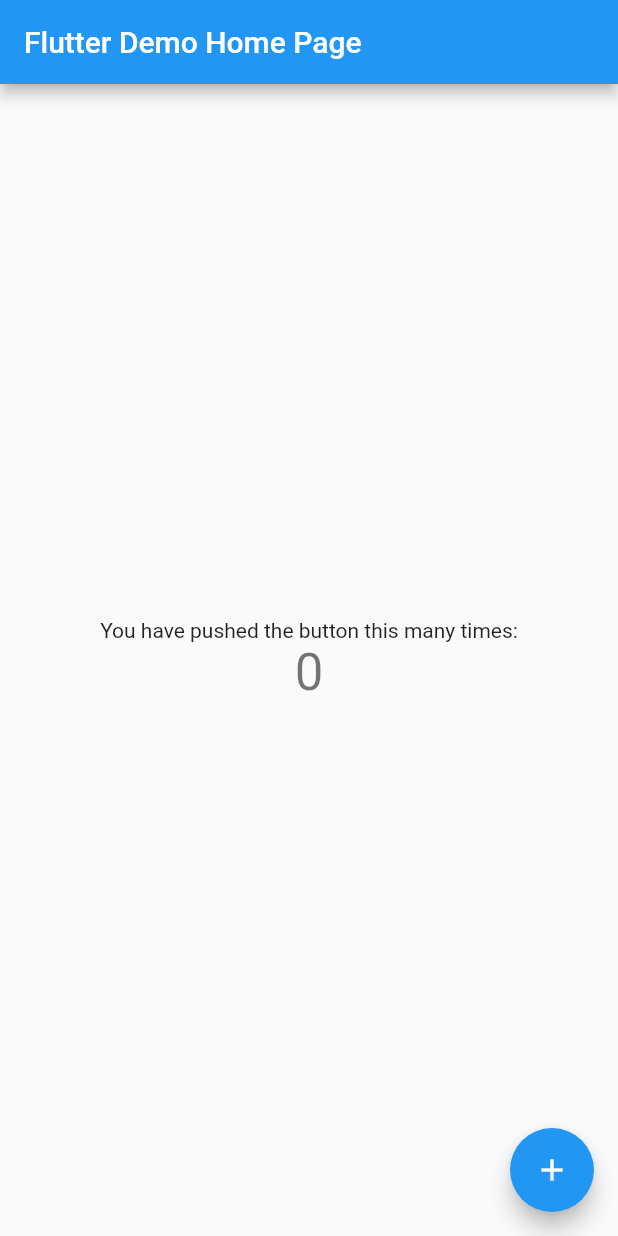
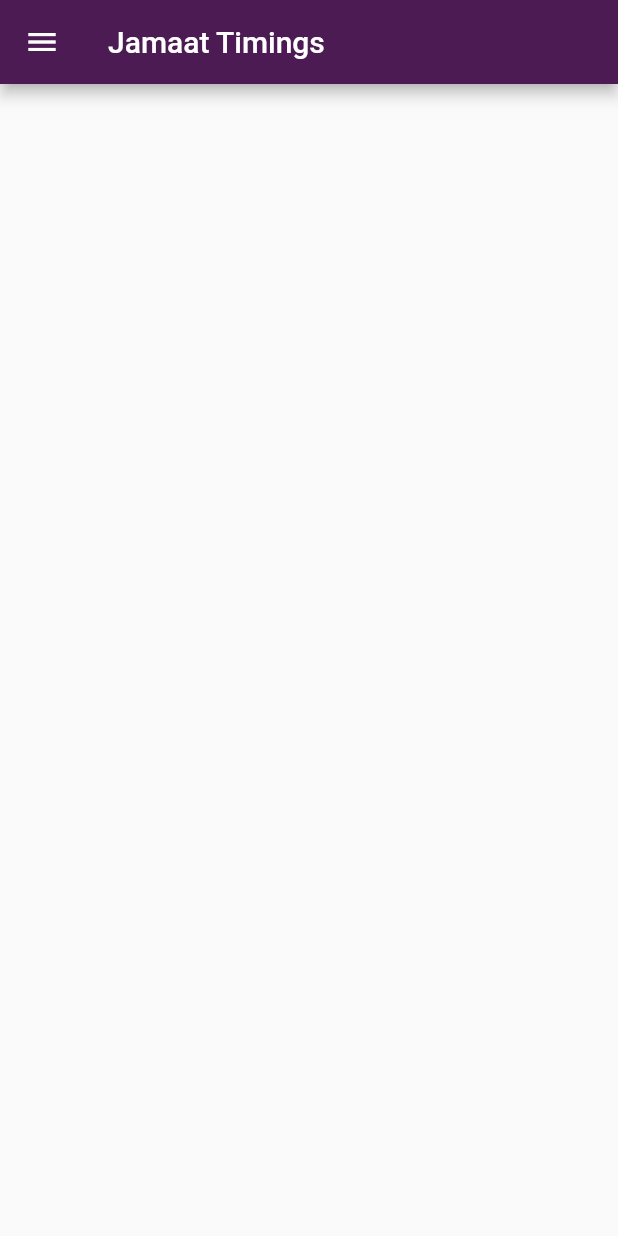
Before and after one commit to tahaali54/jamaat_timings, a Flutter app: the screen it shows after launch, on a phone screen of 412 x 824 dp. Run offline on Flutter 3.47's test engine with Material 2 defaults, Android fonts, the phone set to English and light mode, and no system bars; our stand-ins replace cloud_firestore, shared_preferences; accounts and stored records are empty.

Commit message:
design home page with cards and integrate firebase

```diff
--- /dev/null
+++ b/lib/home_page.dart
@@ -0,0 +1,131 @@
+import 'dart:async';
+
+import 'package:flutter/material.dart';
+import 'package:jamaat_timings/controls.dart';
+import 'package:jamaat_timings/global.dart';
+import 'package:jamaat_timings/models.dart';
+import 'package:shared_preferences/shared_preferences.dart';
+import 'package:cloud_firestore/cloud_firestore.dart';
+
+class HomePage extends StatefulWidget {
+  @override
+  HomePageState createState() {
+    return new HomePageState();
+  }
+}
+
+class HomePageState extends State<HomePage> {
+  bool _isLoading = false;
+  SharedPreferences prefs;
+  bool _isSynced;
+
+  Future<Null> getSharedPrefs() async {
+    prefs = await SharedPreferences.getInstance();
+    _isSynced = prefs.get('isSynced' ?? false);
+  }
+
+  @override
+  void initState() {
+    super.initState();
+    _isSynced = false;
+    //getSharedPrefs();
+  }
+
+  @override
+  Widget build(BuildContext context) {
+    return new Scaffold(
+      appBar: new AppBar(title: new Text("Jamaat Timings")),
+      body: new Container(
+        child: StreamBuilder(
+            stream: Firestore.instance.collection('mosques').snapshots(),
+            builder: (context, snapshot) {
+              List<MosqueDetail> mosqueDetails = <MosqueDetail>[];
+              if (!snapshot.hasData) return const Text('Loading...');
+              else {
+                for (int i = 0; i < snapshot.data.documents.length; i++) {
+                  DocumentSnapshot document = snapshot.data.documents[i];
+                  mosqueDetails.add(MosqueDetail(
+                      name: document['name'],
+                      briefAddr: document['briefAddr'],
+                      imageUrl: document['image'],
+                      addressLine1: document['addressLine1'],
+                      addressLine2: document['addressLine2']));
+                }
+                //prefs.setBool('isSynced', true);
+                return new ListView(
+                  itemExtent: MosquesListItem.height,
+                  padding:
+                      const EdgeInsets.only(top: 8.0, left: 8.0, right: 8.0),
+                  children: mosqueDetails.map((MosqueDetail detail) {
+                    return new Container(
+                      margin: const EdgeInsets.only(bottom: 8.0),
+                      child: new MosquesListItem(
+                        mosqueDetail: detail,
+                      ),
+                    );
+                  }).toList());
+              }
+
+            }),
+      ),
+      drawer: Drawer(
+        child: ListView(
+          padding: EdgeInsets.zero,
+          children: <Widget>[
+            DrawerHeader(
+              child: null,
+              decoration: BoxDecoration(
+                image: new DecorationImage(
+                  image: new AssetImage("assets/img_background.jpg"),
+                  fit: BoxFit.cover,
+                ),
+              ),
+            ),
+            ListTile(
+              leading: new Icon(Icons.sync),
+              title: Text('Sync'),
+              trailing: SizedBox(
+                  height: 18.0,
+                  width: 18.0,
+                  child: _isLoading
+                      ? const CircularProgressIndicator()
+                      : new Container()),
+              onTap: () {
+                setState(() {
+                  _isLoading ? _isLoading = false : _isLoading = true;
+                });
+                //Navigator.pop(context);
+              },
+            ),
+            ListTile(
+              leading: new Icon(Icons.map),
+              title: Text('Locator'),
+              onTap: () {
+                Navigator.pop(context);
+              },
+            ),
+            ListTile(
+              leading: new Icon(Icons.supervised_user_circle),
+              title: Text('Administrator Access'),
+              onTap: () {
+                Navigator.pop(context);
+              },
+            ),
+            Divider(),
+            ListTile(
+              leading: new Icon(Icons.info),
+              title: Text('About'),
+              onTap: () {
+                Navigator.pop(context);
+              },
+            ),
+          ],
+        ),
+      ),
+    );
+  }
+
+  _fetchPreferences() async {
+    prefs = await SharedPreferences.getInstance();
+  }
+}
--- a/lib/main.dart
+++ b/lib/main.dart
@@ -1,109 +1,26 @@
 import 'package:flutter/material.dart';
+import 'package:jamaat_timings/home_page.dart';
 
-void main() => runApp(new MyApp());
+void main() {
+  runApp(new JamaatTimings());
+}
 
-class MyApp extends StatelessWidget {
-  // This widget is the root of your application.
+class JamaatTimings extends StatelessWidget {
+  Color _primaryColor = Color.fromARGB(255, 76, 27, 83);
+  Color _accentColor = Color.fromARGB(255, 227, 171, 120);
+
   @override
   Widget build(BuildContext context) {
     return new MaterialApp(
-      title: 'Flutter Demo',
+      title: "Jamaat Timings",
+      home: new HomePage(),
+      routes: {
+        //Routes.qr: (context) => new QrScanPage(),
+      },
       theme: new ThemeData(
-        // This is the theme of your application.
-        //
-        // Try running your application with "flutter run". You'll see the
-        // application has a blue toolbar. Then, without quitting the app, try
-        // changing the primarySwatch below to Colors.green and then invoke
-        // "hot reload" (press "r" in the console where you ran "flutter run",
-        // or press Run > Flutter Hot Reload in IntelliJ). Notice that the
-        // counter didn't reset back to zero; the application is not restarted.
-        primarySwatch: Colors.blue,
-      ),
-      home: new MyHomePage(title: 'Flutter Demo Home Page'),
+          primaryColor: _primaryColor,
+          accentColor: _accentColor,
+          buttonColor: _accentColor),
     );
   }
 }
-
-class MyHomePage extends StatefulWidget {
-  MyHomePage({Key key, this.title}) : super(key: key);
-
-  // This widget is the home page of your application. It is stateful, meaning
-  // that it has a State object (defined below) that contains fields that affect
-  // how it looks.
-
-  // This class is the configuration for the state. It holds the values (in this
-  // case the title) provided by the parent (in this case the App widget) and
-  // used by the build method of the State. Fields in a Widget subclass are
-  // always marked "final".
-
-  final String title;
-
-  @override
-  _MyHomePageState createState() => new _MyHomePageState();
-}
-
-class _MyHomePageState extends State<MyHomePage> {
-  int _counter = 0;
-
-  void _incrementCounter() {
-    setState(() {
-      // This call to setState tells the Flutter framework that something has
-      // changed in this State, which causes it to rerun the build method below
-      // so that the display can reflect the updated values. If we changed
-      // _counter without calling setState(), then the build method would not be
-      // called again, and so nothing would appear to happen.
-      _counter++;
-    });
-  }
-
-  @override
-  Widget build(BuildContext context) {
-    // This method is rerun every time setState is called, for instance as done
-    // by the _incrementCounter method above.
-    //
-    // The Flutter framework has been optimized to make rerunning build methods
-    // fast, so that you can just rebuild anything that needs updating rather
-    // than having to individually change instances of widgets.
-    return new Scaffold(
-      appBar: new AppBar(
-        // Here we take the value from the MyHomePage object that was created by
-        // the App.build method, and use it to set our appbar title.
-        title: new Text(widget.title),
-      ),
-      body: new Center(
-        // Center is a layout widget. It takes a single child and positions it
-        // in the middle of the parent.
-        child: new Column(
-          // Column is also layout widget. It takes a list of children and
-          // arranges them vertically. By default, it sizes itself to fit its
-          // children horizontally, and tries to be as tall as its parent.
-          //
-          // Invoke "debug paint" (press "p" in the console where you ran
-          // "flutter run", or select "Toggle Debug Paint" from the Flutter tool
-          // window in IntelliJ) to see the wireframe for each widget.
-          //
-          // Column has various properties to control how it sizes itself and
-          // how it positions its children. Here we use mainAxisAlignment to
-          // center the children vertically; the main axis here is the vertical
-          // axis because Columns are vertical (the cross axis would be
-          // horizontal).
-          mainAxisAlignment: MainAxisAlignment.center,
-          children: <Widget>[
-            new Text(
-              'You have pushed the button this many times:',
-            ),
-            new Text(
-              '$_counter',
-              style: Theme.of(context).textTheme.display1,
-            ),
-          ],
-        ),
-      ),
-      floatingActionButton: new FloatingActionButton(
-        onPressed: _incrementCounter,
-        tooltip: 'Increment',
-        child: new Icon(Icons.add),
-      ), // This trailing comma makes auto-formatting nicer for build methods.
-    );
-  }
-}
--- /dev/null
+++ b/lib/models.dart
@@ -0,0 +1,15 @@
+class MosqueDetail {
+  const MosqueDetail({
+    this.name,
+    this.imageUrl,
+    this.briefAddr,
+    this.addressLine1,
+    this.addressLine2,
+  });
+
+  final String name;
+  final String imageUrl;
+  final String briefAddr;
+  final String addressLine1;
+  final String addressLine2;
+}
```
Also changed, not shown: lib/controls.dart (added, +109 -0 lines), lib/global.dart (added, +26 -0 lines), pubspec.yaml (+6 -1 lines), assets/img_background.jpg (added), pubspec.lock, 5 other files.
